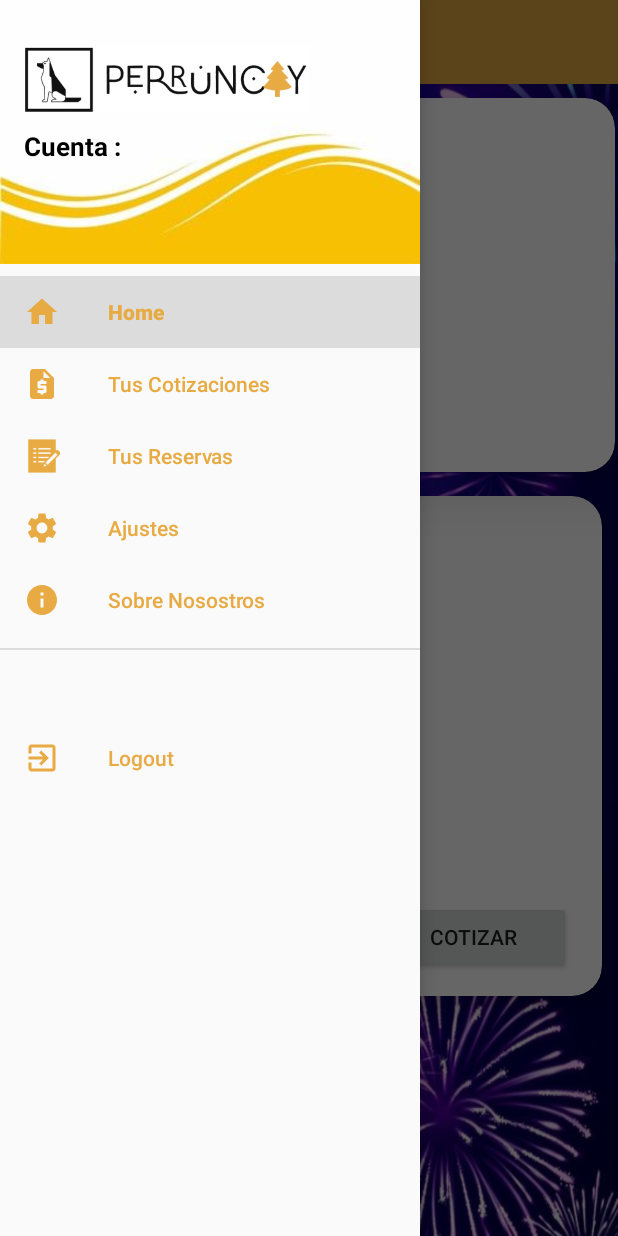
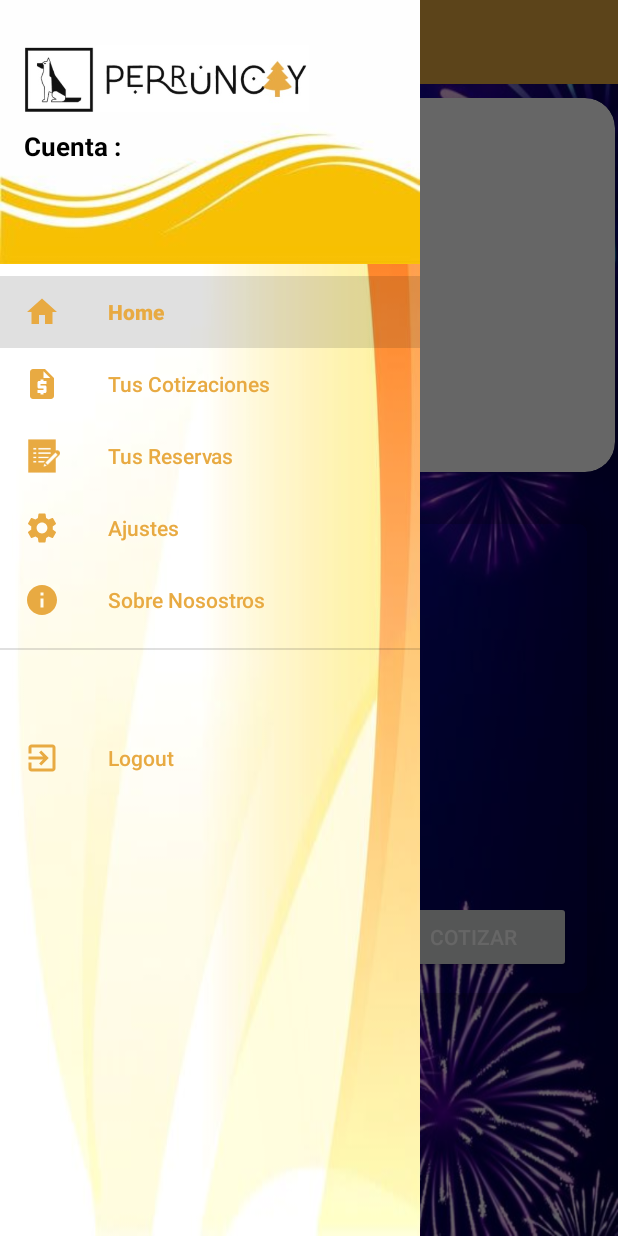
Before and after one commit to abelgomezc/SalonDeEventosM5AMovil, an Android app: the fragment DetalleSalonFragment placed in its activity, with the side drawer open, on a phone screen of 412 x 824 dp. Run offline under Robolectric (Android 15) with nearby library versions, the phone set to English and light mode, and no system bars; our stand-ins replace Volley; libraries missing offline, so code that uses them is left out: com.denzcoskun.imageslider; plain views replace ImageSlider; network calls fail; pictures from the network do not load; Roboto replaces fonts that are not available here.

Commit message:
segundo commit

```diff
--- a/app/src/main/res/layout/activity_main.xml
+++ b/app/src/main/res/layout/activity_main.xml
@@ -33,6 +33,7 @@
         android:layout_height="match_parent"
         android:id="@+id/nav_view"
         android:layout_gravity="start"
+        android:background="@drawable/img2"
         app:headerLayout="@layout/nav_header"
         app:menu="@menu/nav_menu"
         app:itemIconTint="@color/combined_color"
--- a/app/src/main/res/layout/fragment_detalle_salon.xml
+++ b/app/src/main/res/layout/fragment_detalle_salon.xml
@@ -43,8 +43,9 @@
             android:layout_marginStart="16dp"
             android:layout_marginTop="16dp"
             android:layout_marginEnd="16dp"
-            android:background="@drawable/card_shape"
-            app:cardBackgroundColor="@color/white"
+            android:background="@android:color/transparent"
+            android:textColor="#FFFFFF"
+            app:cardBackgroundColor="@android:color/transparent"
             app:cardCornerRadius="20dp"
             app:cardElevation="8dp"
             app:layout_constraintEnd_toEndOf="parent"
@@ -54,6 +55,7 @@
             <androidx.constraintlayout.widget.ConstraintLayout
                 android:layout_width="399dp"
                 android:layout_height="334dp"
+
                 android:orientation="vertical"
                 android:padding="16dp">
 
@@ -66,7 +68,7 @@
                     android:layout_height="45dp"
                     android:paddingStart="16dp"
                     android:paddingEnd="16dp"
-                    android:textColor="#000000"
+                    android:textColor="#FFFFFF"
                     android:textSize="18sp"
                     android:textStyle="bold"
                     app:layout_constraintBottom_toBottomOf="parent"
@@ -82,6 +84,7 @@
                     android:layout_width="88dp"
                     android:layout_height="38dp"
                     android:text="Dirección :"
+                    android:textColor="#FFFFFF"
                     android:textStyle="bold"
                     app:layout_constraintBottom_toBottomOf="parent"
                     app:layout_constraintEnd_toEndOf="parent"
@@ -95,6 +98,7 @@
                     android:layout_width="345dp"
                     android:layout_height="43dp"
                     android:maxLines="4"
+                    android:textColor="#FFFFFF"
                     android:paddingStart="16dp"
                     android:paddingEnd="16dp"
                     android:scrollbars="vertical"
@@ -112,6 +116,7 @@
                     android:layout_height="wrap_content"
                     android:text="Capacidad : "
                     android:textStyle="bold"
+                    android:textColor="#FFFFFF"
                     app:layout_constraintBottom_toBottomOf="parent"
                     app:layout_constraintEnd_toEndOf="parent"
                     app:layout_constraintHorizontal_bias="0.016"
@@ -122,6 +127,7 @@
                     android:id="@+id/textViewCapacidad"
                     android:layout_width="222dp"
                     android:layout_height="27dp"
+                    android:textColor="#FFFFFF"
                     android:text="TextView"
                     app:layout_constraintBottom_toBottomOf="parent"
                     app:layout_constraintEnd_toEndOf="parent"
@@ -135,6 +141,7 @@
                     android:layout_height="wrap_content"
                     android:text="Costo de Hora :"
                     android:textStyle="bold"
+                    android:textColor="#FFFFFF"
                     app:layout_constraintBottom_toBottomOf="parent"
                     app:layout_constraintEnd_toEndOf="parent"
                     app:layout_constraintHorizontal_bias="0.0"
@@ -147,6 +154,7 @@
                     android:layout_width="106dp"
                     android:layout_height="23dp"
                     android:text="2.0"
+                    android:textColor="#FFFFFF"
                     app:layout_constraintBottom_toBottomOf="parent"
                     app:layout_constraintEnd_toEndOf="parent"
                     app:layout_constraintHorizontal_bias="0.434"
@@ -159,6 +167,7 @@
                     android:layout_width="wrap_content"
                     android:layout_height="wrap_content"
                     android:text="Estado :"
+                    android:textColor="#FFFFFF"
                     android:textStyle="bold"
                     app:layout_constraintBottom_toBottomOf="parent"
                     app:layout_constraintEnd_toEndOf="parent"
@@ -172,6 +181,7 @@
                     android:layout_width="140dp"
                     android:layout_height="22dp"
                     android:text="disponible"
+                    android:textColor="#FFFFFF"
                     app:layout_constraintBottom_toBottomOf="parent"
                     app:layout_constraintEnd_toEndOf="parent"
                     app:layout_constraintHorizontal_bias="0.498"
@@ -184,6 +194,7 @@
                     android:layout_width="130dp"
                     android:layout_height="48dp"
                     android:text="Cotizar"
+                    android:textColor="#FFFFFF"
                     app:layout_constraintBottom_toBottomOf="parent"
                     app:layout_constraintEnd_toEndOf="parent"
                     app:layout_constraintHorizontal_bias="0.94"
```
Also changed, not shown: app/src/main/res/menu/nav_menu.xml (+5 -2 lines), app/src/main/res/drawable-v24/img2.jpg (added).
